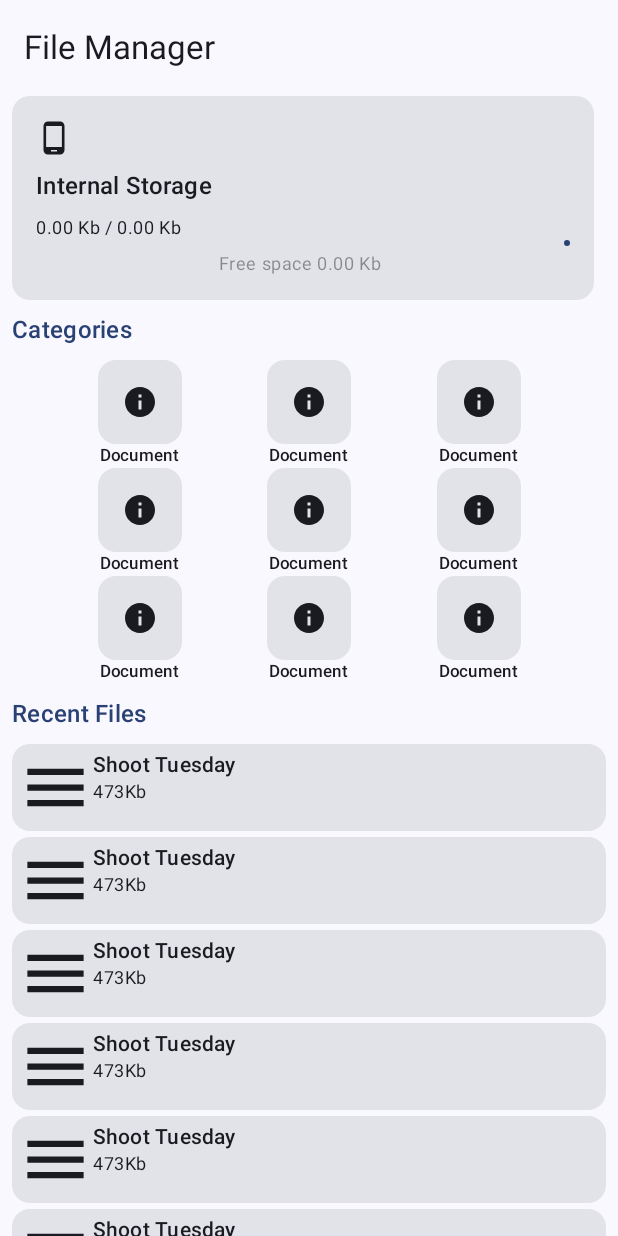
After one commit to mshdabiola/File_Manager, an Android app built with Jetpack Compose: the HomeScreen screen opened through its navigation route, on a phone screen of 412 x 824 dp. The commit adds this screen. Run offline under Robolectric (Android 15) with nearby library versions, the phone set to English and light mode, and no system bars; our stand-ins replace Dagger/Hilt's generated code.

Commit message:
add Storage

```diff
--- a/app/src/main/java/com/mshdabiola/filemanager/Di.kt
+++ b/app/src/main/java/com/mshdabiola/filemanager/Di.kt
@@ -1,6 +1,7 @@
 package com.mshdabiola.filemanager
 
 import android.app.Activity
+import android.app.Application
 import android.content.Context
 import dagger.Module
 import dagger.Provides
@@ -10,16 +11,17 @@ import dagger.hilt.android.qualifiers.ApplicationContext
 import dagger.hilt.android.scopes.ActivityScoped
 import dagger.hilt.components.SingletonComponent
 import javax.inject.Singleton
+//
+//@Module
+//@InstallIn(SingletonComponent::class)
+//class ApplicationModule(){
 
-@Module
-@InstallIn(SingletonComponent::class)
-class ApplicationModule(){
+//    @Provides
+//    fun provideContext(
+//        @ApplicationContext
+//        context: Context
+//    ) = context
+//
 
-    @Provides
-    @Singleton
-    fun provideContext(
-        @ApplicationContext
-        context: Context
-    ) = context
 
-}
+//}
--- /dev/null
+++ b/app/src/main/java/com/mshdabiola/filemanager/home/CatgoryUiState.kt
@@ -0,0 +1,3 @@
+package com.mshdabiola.filemanager.home
+
+data class CategoryUiState (val name : String="")
--- /dev/null
+++ b/app/src/main/java/com/mshdabiola/filemanager/home/HomeRecentFile.kt
@@ -0,0 +1,3 @@
+package com.mshdabiola.filemanager.home
+
+data class HomeRecentFile(val name : String="")
--- /dev/null
+++ b/app/src/main/java/com/mshdabiola/filemanager/home/HomeUiState.kt
@@ -0,0 +1,7 @@
+package com.mshdabiola.filemanager.home
+
+data class HomeUiState (
+    val memoryUiStates: List<MemoryUiState> = emptyList(),
+    val homeRecentFiles: List<HomeRecentFile> = emptyList(),
+    val categoryUiStates: List<CategoryUiState> = emptyList()
+    )
--- /dev/null
+++ b/app/src/main/java/com/mshdabiola/filemanager/home/MemoryUiState.kt
@@ -0,0 +1,81 @@
+package com.mshdabiola.filemanager.home
+
+import android.os.Environment
+import android.os.StatFs
+import androidx.annotation.DrawableRes
+import androidx.compose.material.icons.Icons
+import androidx.compose.material.icons.filled.Home
+import androidx.compose.ui.graphics.vector.ImageVector
+import com.mshdabiola.filemanager.R
+import java.io.File
+
+class MemoryUiState (val name : String="Internal Storage",
+                     @DrawableRes val icon : Int= R.drawable.ic_baseline_phone_android_24,
+                     val path : String=""
+                     ){
+  var  totalSize : String="128 Gb"
+   var freeSize : String="34 Gb"
+   var usedSize : String="4 Gb"
+    var fractionUsed= 0.6f
+    val file = File(path)
+
+    init {
+      if (  file.exists()) {
+          totalSize = getTotalMemorySize(file).formatSize()
+          freeSize = getFreeMemorySize(file).formatSize()
+          usedSize =getUsedMemorySize(file).formatSize()
+
+          fractionUsed = getUsedMemorySize(file)/getTotalMemorySize(file).toFloat()
+
+      }
+      }
+
+
+
+    private fun isExternalMemoryAvailable(): Boolean{
+        return  Environment.getExternalStorageState().equals(Environment.MEDIA_MOUNTED)
+    }
+
+    fun getFreeMemorySize(path : File):Long{
+        return StatFs(path.path).freeBytes
+
+    }
+    fun getTotalMemorySize(path: File):Long{
+        return StatFs(path.path).totalBytes
+
+    }
+
+    fun getUsedMemorySize(path: File):Long{
+        return getTotalMemorySize(path)-getFreeMemorySize(path)
+    }
+
+     fun Long.formatSize(): String{
+         val size =this.toFloat()
+        val kilobyte = 1024
+        val mb = kilobyte*kilobyte
+        val gb = mb*kilobyte
+
+        var sizeInFloat =0f
+        // val numberFormat = NumberFormat.getNumberInstance().format()
+        val suffix = when{
+
+
+            size >= gb -> {
+                sizeInFloat = (size/gb)
+
+                "Gb"
+            }
+            size >= mb -> {
+                sizeInFloat = (size/mb)
+                "Mb"
+            }
+            else ->{
+                sizeInFloat = (size/kilobyte)
+                "Kb"
+            }
+        }
+
+
+        return String.format("%2.2f %s",sizeInFloat,suffix)
+    }
+}
--- a/app/src/main/java/com/mshdabiola/filemanager/main/MainActivity.kt
+++ b/app/src/main/java/com/mshdabiola/filemanager/main/MainActivity.kt
@@ -4,30 +4,29 @@ import android.os.Bundle
 import androidx.activity.ComponentActivity
 import androidx.activity.compose.setContent
 import androidx.activity.viewModels
-import androidx.compose.foundation.layout.fillMaxSize
-import androidx.compose.material3.MaterialTheme
-import androidx.compose.material3.Surface
-import androidx.compose.material3.Text
-import androidx.compose.runtime.Composable
 import androidx.compose.runtime.collectAsState
-import androidx.compose.ui.Modifier
-import androidx.compose.ui.tooling.preview.Preview
+import androidx.compose.runtime.getValue
 import androidx.navigation.compose.rememberNavController
 import com.mshdabiola.filemanager.ui.ManagerNavHost
 import com.mshdabiola.filemanager.ui.theme.FileManagerTheme
 import dagger.hilt.android.AndroidEntryPoint
 
 @AndroidEntryPoint
-class MainActivity : ComponentActivity() {
+class MainActivity  : ComponentActivity() {
     override fun onCreate(savedInstanceState: Bundle?) {
         super.onCreate(savedInstanceState)
         val mainViewModel by viewModels<MainViewModel>()
 
+
         setContent {
             val mainUiState = mainViewModel.uistate.collectAsState()
+            val homeUiState by mainViewModel.homeUiState.collectAsState()
             val navHostController = rememberNavController()
             FileManagerTheme {
-                ManagerNavHost(navHostController = navHostController, mainUiState = mainUiState)
+                ManagerNavHost(
+                    navHostController = navHostController,
+                    mainUiState = mainUiState,
+                    homeUiState = homeUiState)
                 // A surface container using the 'background' color from the theme
 
             }
--- a/app/src/main/java/com/mshdabiola/filemanager/main/MainViewModel.kt
+++ b/app/src/main/java/com/mshdabiola/filemanager/main/MainViewModel.kt
@@ -5,27 +5,27 @@ import android.content.Context
 import android.content.pm.PackageManager
 import android.os.Build
 import android.os.Environment
+import android.os.StatFs
 import android.util.Log
 import androidx.annotation.RequiresApi
 import androidx.core.content.ContextCompat
 import androidx.lifecycle.SavedStateHandle
 import androidx.lifecycle.ViewModel
 import com.mshdabiola.filemanager.R
+import com.mshdabiola.filemanager.home.HomeUiState
+import com.mshdabiola.filemanager.home.MemoryUiState
 import dagger.hilt.android.lifecycle.HiltViewModel
-import dagger.hilt.android.qualifiers.ActivityContext
+import dagger.hilt.android.qualifiers.ApplicationContext
 import kotlinx.coroutines.flow.MutableStateFlow
 import kotlinx.coroutines.flow.asStateFlow
 import java.io.File
-import java.nio.file.FileSystems
-import java.nio.file.Files
-import java.nio.file.Paths
 import javax.inject.Inject
 
 @RequiresApi(Build.VERSION_CODES.R)
 @HiltViewModel
 class MainViewModel @Inject constructor(
     val savedStateHandle: SavedStateHandle,
-    val context: Context
+    @ApplicationContext val context: Context
 ) : ViewModel(){
     val _uiState = MutableStateFlow(MainUiState("Main"))
     val uistate = _uiState.asStateFlow()
@@ -55,10 +55,6 @@ class MainViewModel @Inject constructor(
 
     }
 
-
-
-
-
     private fun onPermissionRequest(isGrant : Boolean){
 
         _uiState.value = _uiState.value.copy(askPermission = !isGrant)
@@ -70,4 +66,46 @@ class MainViewModel @Inject constructor(
         }
 
     }
+
+    //home properties and function
+
+    private val _homeUiState = MutableStateFlow(HomeUiState())
+    val homeUiState = _homeUiState.asStateFlow()
+    val storagePro = arrayOf("Internal Storage " to R.drawable.ic_baseline_phone_android_24,
+        "External SD Card" to R.drawable.ic_baseline_sd_storage_24)
+
+    init {
+        val storages=  getExternalStorage(context)
+
+      val memoryUiState=  storages.mapIndexed{index, path ->
+          val pair= storagePro[index]
+          MemoryUiState(name = pair.first, icon = pair.second,path=path ) }
+
+
+
+        _homeUiState.value = _homeUiState.value.copy(memoryUiStates = memoryUiState)
+
+
+        Environment.getStorageDirectory().listFiles()?.forEach {
+
+            Log.d(className,it.absolutePath)
+        }
+
+
+
+    }
+
+    private fun getExternalStorage(context: Context): List<String> {
+        val storages = ContextCompat.getExternalFilesDirs(context,null)
+
+        return storages.map { it.absolutePath.split("/Android").first() }
+
+
+
+    }
+
+
+
+
+
 }
--- a/app/src/main/java/com/mshdabiola/filemanager/main/NavGraph.kt
+++ b/app/src/main/java/com/mshdabiola/filemanager/main/NavGraph.kt
@@ -7,15 +7,17 @@ import androidx.compose.ui.Modifier
 import androidx.navigation.*
 import androidx.navigation.compose.NavHost
 import androidx.navigation.compose.composable
+import com.mshdabiola.filemanager.home.HomeUiState
 import com.mshdabiola.filemanager.main.MainUiState
+import com.mshdabiola.filemanager.ui.screen.HomeScreen
 import com.mshdabiola.filemanager.ui.screen.MainScreen
 import java.nio.file.Path
 
 @Composable
-fun ManagerNavHost(navHostController: NavHostController,mainUiState: State<MainUiState>) {
+fun ManagerNavHost(navHostController: NavHostController,mainUiState: State<MainUiState>,homeUiState: HomeUiState) {
 
     NavHost(navController = navHostController,
-        startDestination = "main",
+        startDestination = "home",
         modifier = Modifier.windowInsetsPadding(WindowInsets.safeDrawing.only(WindowInsetsSides.Horizontal+ WindowInsetsSides.Vertical))
         ){
         composable("main"){
@@ -40,6 +42,10 @@ fun ManagerNavHost(navHostController: NavHostController,mainUiState: State<MainU
 
             MainScreen(mainUiState = mainUiState,navHostController)
         }
+
+        composable("home"){
+            HomeScreen(navController = navHostController, homeUiState = homeUiState)
+        }
     }
 
 }
--- /dev/null
+++ b/app/src/main/java/com/mshdabiola/filemanager/ui/screen/HomeScreen.kt
@@ -0,0 +1,179 @@
+package com.mshdabiola.filemanager.ui.screen
+
+import androidx.compose.foundation.clickable
+import androidx.compose.foundation.layout.*
+import androidx.compose.foundation.rememberScrollState
+import androidx.compose.foundation.verticalScroll
+import androidx.compose.material.icons.Icons
+import androidx.compose.material.icons.filled.Info
+import androidx.compose.material.icons.filled.Menu
+import androidx.compose.material3.*
+import androidx.compose.runtime.Composable
+import androidx.compose.ui.Alignment
+import androidx.compose.ui.Modifier
+import androidx.compose.ui.graphics.vector.ImageVector
+import androidx.compose.ui.res.stringResource
+import androidx.compose.ui.res.vectorResource
+import androidx.compose.ui.text.TextStyle
+import androidx.compose.ui.tooling.preview.Preview
+import androidx.compose.ui.unit.dp
+import androidx.navigation.NavController
+import com.mshdabiola.filemanager.R
+import com.mshdabiola.filemanager.home.HomeUiState
+import com.mshdabiola.filemanager.home.MemoryUiState
+import com.mshdabiola.filemanager.ui.theme.FileManagerTheme
+
+@Composable
+fun HomeScreen(homeUiState: HomeUiState, navController: NavController) {
+
+
+
+    HomeContent(homeUiState = homeUiState, onMemoryClicked = {navController.navigate("second/$it")})
+
+}
+
+@OptIn(ExperimentalMaterial3Api::class)
+@Composable
+fun HomeContent(homeUiState: HomeUiState,onMemoryClicked : (String)->Unit={}) {
+    val scrollState= rememberScrollState()
+
+    Scaffold(topBar = {
+        SmallTopAppBar (
+            title = { Text(text = stringResource(id = R.string.app_name))}
+                )
+    }) { paddingValues->
+        Column(
+            Modifier
+                .fillMaxSize()
+                .padding(paddingValues)
+                .padding(horizontal = 8.dp)
+                .verticalScroll(scrollState)
+
+        ) {
+            Row(
+            modifier = Modifier.fillMaxWidth(),
+                horizontalArrangement = Arrangement.SpaceEvenly
+            ) {
+                homeUiState.memoryUiStates.forEachIndexed { index, memoryUiState ->
+                    MemoryCard(modifier = Modifier
+                        .clickable { onMemoryClicked(memoryUiState.path.replace("/","*")) }
+                        .weight(1f),
+                        memoryUiState = memoryUiState)
+                   if (index==0) {
+                       Spacer(modifier = Modifier.width(8.dp))
+                   }}
+
+            }
+            Spacer(modifier = Modifier.height(8.dp))
+            Text(text = "Categories", style = MaterialTheme.typography.titleMedium,color=MaterialTheme.colorScheme.primary)
+            Spacer(modifier = Modifier.height(8.dp))
+           for (i in 1..3){
+               Row (Modifier.fillMaxWidth(), horizontalArrangement = Arrangement.SpaceEvenly, verticalAlignment = Alignment.CenterVertically){
+                   for (j in 1..3){
+                       CategoryCard()
+                   }
+               }
+
+           }
+            Spacer(modifier = Modifier.height(8.dp))
+            Text(text = "Recent Files", style = MaterialTheme.typography.titleMedium, color = MaterialTheme.colorScheme.primary)
+            Spacer(modifier = Modifier.height(8.dp))
+          (1..10).toList().forEach {
+              ClickableFileCard(modifier = Modifier.fillMaxWidth())
+              Spacer(modifier = Modifier.height(4.dp))
+          }
+
+
+        }
+
+    }
+}
+@Preview(showSystemUi = true)
+@Composable
+fun HomeContentPreview(){
+    FileManagerTheme {
+        HomeContent(homeUiState = HomeUiState())
+    }
+
+}
+
+
+@OptIn(ExperimentalMaterial3Api::class)
+@Composable
+fun MemoryCard(memoryUiState: MemoryUiState= MemoryUiState(), modifier: Modifier=Modifier,contentModifier: Modifier=Modifier) {
+    Card(modifier = modifier,
+
+
+    ) {
+        Column (
+            contentModifier
+                .fillMaxWidth()
+                .padding(16.dp)){
+            Icon(imageVector = ImageVector.vectorResource(id = memoryUiState.icon), contentDescription = "menu")
+            Spacer(modifier = contentModifier.height(8.dp))
+            Text(text = memoryUiState.name, style = MaterialTheme.typography.titleMedium)
+            Spacer(modifier = contentModifier.height(8.dp))
+            Text(text = "${memoryUiState.usedSize} / ${memoryUiState.totalSize}", style = MaterialTheme.typography.bodySmall)
+            LinearProgressIndicator(progress = memoryUiState.fractionUsed,
+                modifier = contentModifier.fillMaxWidth(),
+                trackColor = MaterialTheme.colorScheme.surface
+
+            )
+            Spacer(modifier = contentModifier.height(4.dp))
+            Text(text ="Free space ${memoryUiState.freeSize} ", style = MaterialTheme.typography.bodySmall,
+                color = TextStyle.Default.color.copy(alpha = 0.4f),
+                modifier = contentModifier.align(Alignment.CenterHorizontally)
+                )
+        }
+    }
+}
+
+@Preview
+@Composable
+fun MemoryCardPreview() {
+    FileManagerTheme {
+        MemoryCard(modifier = Modifier.width(200.dp))
+    }
+
+}
+
+@OptIn(ExperimentalMaterial3Api::class)
+@Composable
+fun CategoryCard() {
+    Column (horizontalAlignment = Alignment.CenterHorizontally){
+        Card(
+            modifier = Modifier.align(Alignment.CenterHorizontally)
+        ) {
+            Icon(imageVector = Icons.Default.Info, contentDescription = "", modifier = Modifier.padding(16.dp))
+        }
+        Text(text = "Document", style = MaterialTheme.typography.labelSmall)
+    }
+
+}
+
+@Preview(showBackground = true, backgroundColor = android.graphics.Color.GRAY.toLong())
+@Composable
+fun CategoryCardPreview() {
+    CategoryCard()
+}
+
+@OptIn(ExperimentalMaterial3Api::class)
+@Composable
+fun ClickableFileCard(modifier : Modifier=Modifier,contentModifier: Modifier=Modifier) {
+    Card (modifier = modifier){
+        Row(contentModifier.padding(4.dp)) {
+            Icon(imageVector = Icons.Default.Menu, contentDescription = "",
+                modifier = contentModifier.size(50.dp))
+            Column(modifier = contentModifier) {
+                Text(text = "Shoot Tuesday", style = MaterialTheme.typography.titleSmall)
+                Text(text = "473Kb", style = MaterialTheme.typography.bodySmall)
+            }
+        }
+    }
+}
+
+@Preview
+@Composable
+fun ClickableFileCardPreview() {
+    ClickableFileCard()
+}
--- /dev/null
+++ b/app/src/main/res/drawable/ic_baseline_phone_android_24.xml
@@ -0,0 +1,5 @@
+<vector android:height="24dp" android:tint="#000000"
+    android:viewportHeight="24" android:viewportWidth="24"
+    android:width="24dp" xmlns:android="http://schemas.android.com/apk/res/android">
+    <path android:fillColor="@android:color/white" android:pathData="M16,1L8,1C6.34,1 5,2.34 5,4v16c0,1.66 1.34,3 3,3h8c1.66,0 3,-1.34 3,-3L19,4c0,-1.66 -1.34,-3 -3,-3zM14,21h-4v-1h4v1zM17.25,18L6.75,18L6.75,4h10.5v14z"/>
+</vector>
--- /dev/null
+++ b/app/src/main/res/drawable/ic_baseline_sd_storage_24.xml
@@ -0,0 +1,5 @@
+<vector android:height="24dp" android:tint="#000000"
+    android:viewportHeight="24" android:viewportWidth="24"
+    android:width="24dp" xmlns:android="http://schemas.android.com/apk/res/android">
+    <path android:fillColor="@android:color/white" android:pathData="M18,2h-8L4.02,8 4,20c0,1.1 0.9,2 2,2h12c1.1,0 2,-0.9 2,-2L20,4c0,-1.1 -0.9,-2 -2,-2zM12,8h-2L10,4h2v4zM15,8h-2L13,4h2v4zM18,8h-2L16,4h2v4z"/>
+</vector>
```
Also changed, not shown: 1 other file.
